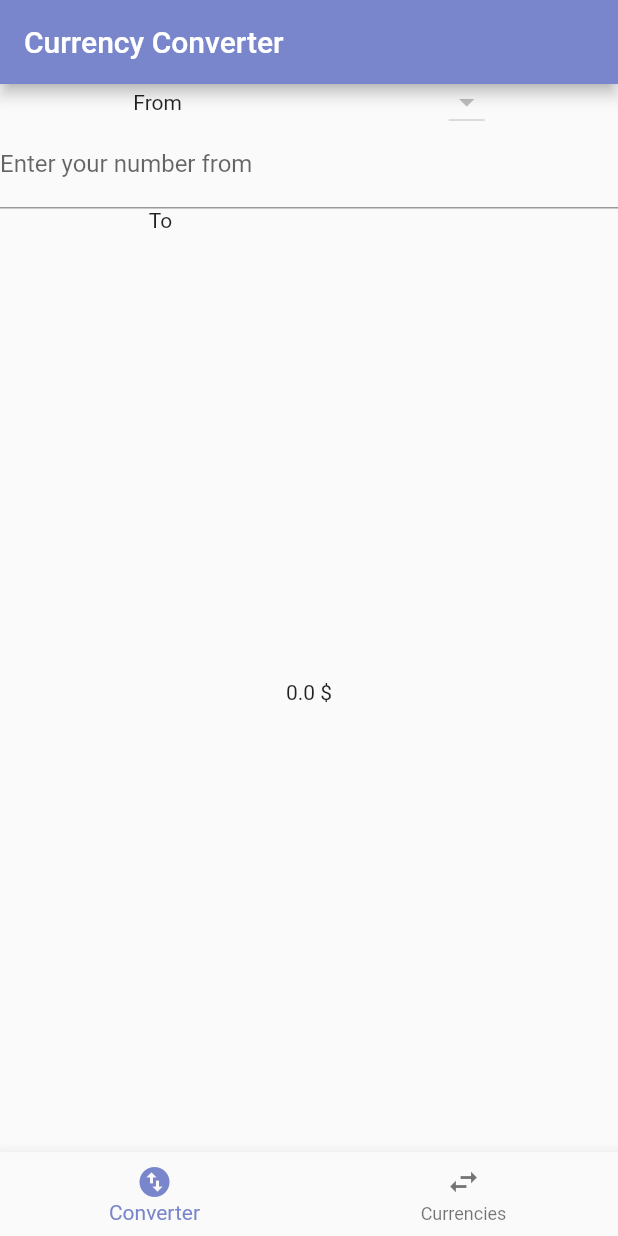
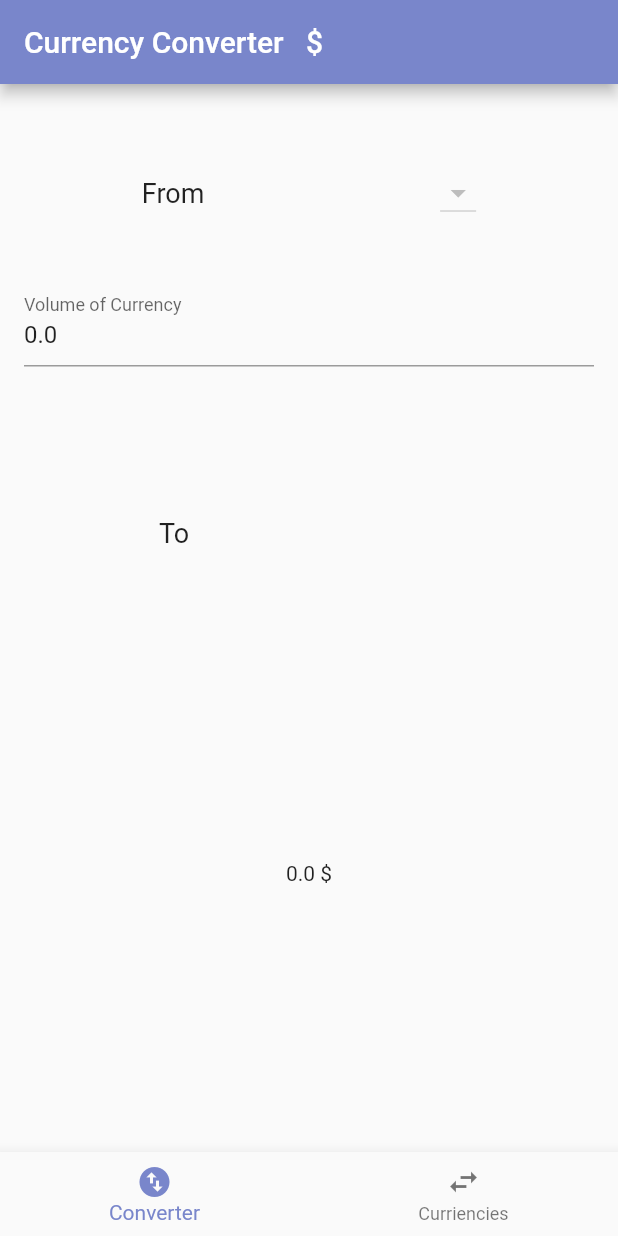
Before and after one commit to alexch33/fluter_currency_converter, a Flutter app: the screen it shows after launch, on a phone screen of 412 x 824 dp. Run offline on Flutter 3.47's test engine with Material 2 defaults, Android fonts, the phone set to English and light mode, and no system bars; our stand-ins replace another_flushbar, dio, flutter_mobx, mobx, sembast, shared_preferences; missing offline and left inert: xxtea; generated files the repository leaves out were written again; network calls fail; Roboto replaces fonts that are missing (ProductSans).

Commit message:
UI && some fixes && updates

```diff
--- a/assets/lang/en.json
+++ b/assets/lang/en.json
@@ -1,3 +1,9 @@
 {
-  "home_error": "Error"
+  "home_error": "Error",
+  "to": "To",
+  "from": "From",
+  "currency_volume": "Volume of Currency",
+  "currency_converter": "Currency Converter",
+  "converter": "Converter",
+  "curriencies": "Curriencies"
 }
--- a/assets/lang/ru.json
+++ b/assets/lang/ru.json
@@ -1,3 +1,9 @@
 {
-  "home_error": "Ошибка"
+  "home_error": "Ошибка",
+  "to": "В",
+  "from": "Из",
+  "currency_volume": "Объём валюты",
+  "currency_converter": "Конвертер Валют",
+  "converter": "Конвертер",
+  "curriencies": "Валюты"
 }
--- a/lib/data/repository.dart
+++ b/lib/data/repository.dart
@@ -60,4 +60,8 @@ class Repository {
     return _currencyDataSource
         .getCurrencyById(await _sharedPrefsHelper.selectedCurrencyId());
   }
+
+  getSelectedTo() {
+    return null;
+  }
 }
--- a/lib/models/currency/currency.dart
+++ b/lib/models/currency/currency.dart
@@ -4,9 +4,7 @@ class Currency {
   final String id;
 
   Currency(
-      {this.currencyName = 'no name',
-      this.currencySymbol,
-      this.id = 'no id'});
+      {this.currencyName = 'no name', this.currencySymbol, this.id = 'no id'});
 
   factory Currency.fromMap(Map<String, dynamic> json) => Currency(
       currencyName: json['currencyName'],
@@ -19,6 +17,13 @@ class Currency {
         'id': id
       };
 
+  String toString() {
+    return '$currencyName $currencySymbol $id';
+  }
+
+  bool operator ==(o) => o is Currency && id == o.id;
+  int get hashCode => id.hashCode;
+
   static final Currency defaultCurrency = Currency(
       currencyName: "United States Dollar", currencySymbol: '\$', id: 'USD');
 }
--- a/lib/ui/converter/converter.dart
+++ b/lib/ui/converter/converter.dart
@@ -1,5 +1,6 @@
 import 'package:currency_converter/models/currency/currency.dart';
 import 'package:currency_converter/stores/currency/currency_store.dart';
+import 'package:currency_converter/utils/locale/app_localization.dart';
 import 'package:flutter/material.dart';
 import 'package:flutter/services.dart';
 import 'package:flutter_mobx/flutter_mobx.dart';
@@ -11,18 +12,27 @@ class ConverterScreen extends StatefulWidget {
 }
 
 class _ConverterScreenState extends State<ConverterScreen> {
-  final TextEditingController textFromController = TextEditingController();
+  TextEditingController _editingController = TextEditingController();
+  FocusNode _focus = new FocusNode();
 
   //stores:---------------------------------------------------------------------
   late CurrencyStore _currencyStore;
   bool isInited = false;
 
   @override
+  void initState() {
+    super.initState();
+    _focus.addListener(_onFocusChange);
+  }
+
+  @override
   void didChangeDependencies() {
     if (!isInited) {
       _currencyStore = Provider.of<CurrencyStore>(context);
+
       isInited = true;
     }
+    _editingController.text = _currencyStore.quantity.toString();
     super.didChangeDependencies();
   }
 
@@ -34,20 +44,19 @@ class _ConverterScreenState extends State<ConverterScreen> {
         List<Currency> itemsTo = _currencyStore.currencies
             .where((element) => element.id != _currencyStore.selectedFrom.id)
             .toList();
-        String? toValue = itemsTo.indexOf(_currencyStore.selectedTo) < 0
-            ? null
-            : _currencyStore.selectedTo.id;
-        if (itemsTo.isNotEmpty && toValue == null) {
-          toValue = itemsTo.first.id;
-        }
-        double toValueCurr = 0.0;
+        String? toValue = _currencyStore.selectedTo.id;
 
         return Column(
-          children: [
-            Row(
           mainAxisAlignment: MainAxisAlignment.spaceAround,
           children: [
-                Text('From'),
+            Expanded(
+              child: Row(
+                mainAxisAlignment: MainAxisAlignment.spaceAround,
+                children: [
+                  Text(
+                    AppLocalizations.of(context)!.translate('from'),
+                    style: TextStyle(fontSize: 18),
+                  ),
                   DropdownButton<String>(
                     value: _currencyStore.selectedFrom.id,
                     isDense: true,
@@ -63,19 +72,31 @@ class _ConverterScreenState extends State<ConverterScreen> {
                   )
                 ],
               ),
-            TextField(
-              controller: textFromController,
-              decoration:
-                  new InputDecoration(labelText: "Enter your number from"),
+            ),
+            Expanded(
+              child: TextField(
+                controller: _editingController,
+                focusNode: _focus,
+                onChanged: (String value) {
+                  double val = double.tryParse(value) ?? 0.0;
+                  _currencyStore.quantity = val;
+                  _currencyStore.convertVal();
+                },
+                decoration: new InputDecoration(
+                    labelText: AppLocalizations.of(context)!
+                        .translate('currency_volume')),
                 keyboardType: TextInputType.number,
                 inputFormatters: <TextInputFormatter>[
                   FilteringTextInputFormatter.digitsOnly
                 ],
               ),
-            Row(
+            ),
+            Expanded(
+              child: Row(
                 mainAxisAlignment: MainAxisAlignment.spaceAround,
                 children: [
-                Text('To'),
+                  Text(AppLocalizations.of(context)!.translate('to'),
+                      style: TextStyle(fontSize: 18)),
                   itemsTo.isNotEmpty
                       ? DropdownButton<String>(
                           value: toValue,
@@ -93,14 +114,29 @@ class _ConverterScreenState extends State<ConverterScreen> {
                       : Container()
                 ],
               ),
+            ),
             Expanded(
+              flex: 3,
                 child: Center(
               child: Text(
-                  "$toValueCurr ${_currencyStore.selectedTo.currencySymbol}"),
+                  "${_currencyStore.toValueCurr} ${_currencyStore.selectedTo.currencySymbol}"),
             ))
           ],
         );
       }),
     );
   }
+
+  void _onFocusChange() {
+    if (_focus.hasFocus && _editingController.text == '0.0') {
+      _editingController.text = '';
     }
+  }
+
+  @override
+  void dispose() {
+    _focus.removeListener(_onFocusChange);
+    _focus.dispose();
+    super.dispose();
+  }
+}
--- a/lib/ui/home/home.dart
+++ b/lib/ui/home/home.dart
@@ -38,7 +38,10 @@ class _HomeScreenState extends State<HomeScreen> {
   Widget build(BuildContext context) {
     return Scaffold(
       appBar: AppBar(
-        title: const Text('Currency Converter'),
+        title: Observer(
+          builder: (context) => Text(
+              '${AppLocalizations.of(context)!.translate('currency_converter')}   ${_currencyStore.selectedFrom.currencySymbol}'),
+        ),
       ),
       body: _buildBody(),
       bottomNavigationBar: BottomNavigationBar(
@@ -50,9 +53,11 @@ class _HomeScreenState extends State<HomeScreen> {
         },
         items: [
           BottomNavigationBarItem(
-              label: "Converter", icon: Icon(Icons.swap_vert_circle)),
+              label: AppLocalizations.of(context)!.translate('converter'),
+              icon: Icon(Icons.swap_vert_circle)),
           BottomNavigationBarItem(
-              label: "Currencies", icon: Icon(Icons.swap_horiz))
+              label: AppLocalizations.of(context)!.translate('curriencies'),
+              icon: Icon(Icons.swap_horiz))
         ],
       ),
     );
@@ -63,7 +68,10 @@ class _HomeScreenState extends State<HomeScreen> {
     return Stack(
       children: <Widget>[
         _handleErrorMessage(),
-        buildContent(),
+        Padding(
+          padding: const EdgeInsets.all(16.0),
+          child: buildContent(),
+        ),
         Observer(
             builder: (context) => _currencyStore.isLoading
                 ? Center(child: CustomProgressIndicatorWidget())
```
Also changed, not shown: lib/stores/currency/currency_store.dart (+30 -6 lines), lib/ui/converted_list/converted_list.dart (+7 -2 lines). Lines whose indentation alone changed are shown as unchanged.
